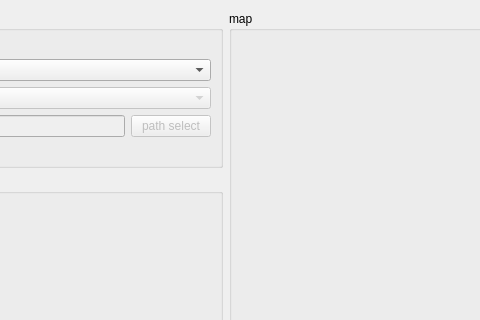
Qt form improved_ICP_dialog_base.ui (tang-xy/ImprovedICP) before a commit; both pictures show x 137 to 617 and y 0 to 320 of the 726 by 534 pixel window.
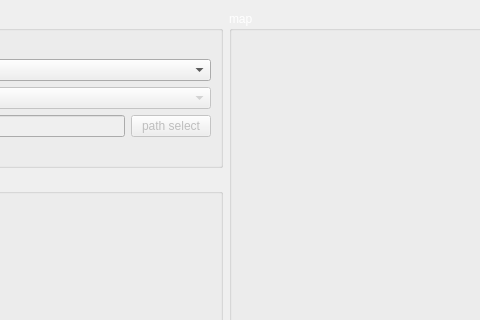
The same form after that commit.

Commit message: 实现图片旋转

Diff of the .ui file:
```diff
--- a/improved_ICP_dialog_base.ui
+++ b/improved_ICP_dialog_base.ui
@@ -111,6 +111,124 @@
          <height>0</height>
         </size>
        </property>
+       <property name="palette">
+        <palette>
+         <active>
+          <colorrole role="WindowText">
+           <brush brushstyle="SolidPattern">
+            <color alpha="255">
+             <red>255</red>
+             <green>255</green>
+             <blue>255</blue>
+            </color>
+           </brush>
+          </colorrole>
+          <colorrole role="Text">
+           <brush brushstyle="SolidPattern">
+            <color alpha="255">
+             <red>255</red>
+             <green>255</green>
+             <blue>255</blue>
+            </color>
+           </brush>
+          </colorrole>
+          <colorrole role="ButtonText">
+           <brush brushstyle="SolidPattern">
+            <color alpha="255">
+             <red>255</red>
+             <green>255</green>
+             <blue>255</blue>
+            </color>
+           </brush>
+          </colorrole>
+          <colorrole role="ToolTipText">
+           <brush brushstyle="SolidPattern">
+            <color alpha="255">
+             <red>255</red>
+             <green>255</green>
+             <blue>255</blue>
+            </color>
+           </brush>
+          </colorrole>
+         </active>
+         <inactive>
+          <colorrole role="WindowText">
+           <brush brushstyle="SolidPattern">
+            <color alpha="255">
+             <red>255</red>
+             <green>255</green>
+             <blue>255</blue>
+            </color>
+           </brush>
+          </colorrole>
+          <colorrole role="Text">
+           <brush brushstyle="SolidPattern">
+            <color alpha="255">
+             <red>255</red>
+             <green>255</green>
+             <blue>255</blue>
+            </color>
+           </brush>
+          </colorrole>
+          <colorrole role="ButtonText">
+           <brush brushstyle="SolidPattern">
+            <color alpha="255">
+             <red>255</red>
+             <green>255</green>
+             <blue>255</blue>
+            </color>
+           </brush>
+          </colorrole>
+          <colorrole role="ToolTipText">
+           <brush brushstyle="SolidPattern">
+            <color alpha="255">
+             <red>255</red>
+             <green>255</green>
+             <blue>255</blue>
+            </color>
+           </brush>
+          </colorrole>
+         </inactive>
+         <disabled>
+          <colorrole role="WindowText">
+           <brush brushstyle="SolidPattern">
+            <color alpha="255">
+             <red>120</red>
+             <green>120</green>
+             <blue>120</blue>
+            </color>
+           </brush>
+          </colorrole>
+          <colorrole role="Text">
+           <brush brushstyle="SolidPattern">
+            <color alpha="255">
+             <red>120</red>
+             <green>120</green>
+             <blue>120</blue>
+            </color>
+           </brush>
+          </colorrole>
+          <colorrole role="ButtonText">
+           <brush brushstyle="SolidPattern">
+            <color alpha="255">
+             <red>120</red>
+             <green>120</green>
+             <blue>120</blue>
+            </color>
+           </brush>
+          </colorrole>
+          <colorrole role="ToolTipText">
+           <brush brushstyle="SolidPattern">
+            <color alpha="255">
+             <red>255</red>
+             <green>255</green>
+             <blue>255</blue>
+            </color>
+           </brush>
+          </colorrole>
+         </disabled>
+        </palette>
+       </property>
        <property name="title">
         <string>map</string>
        </property>
```
The commit also changes 2 other files.
